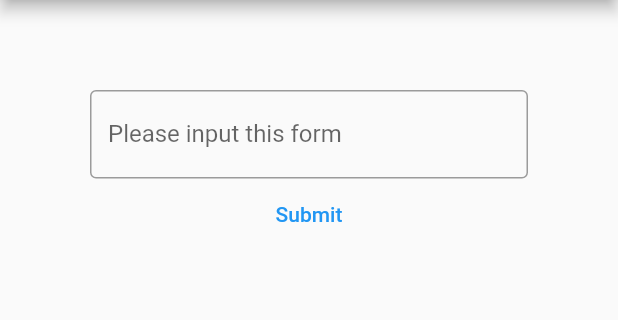
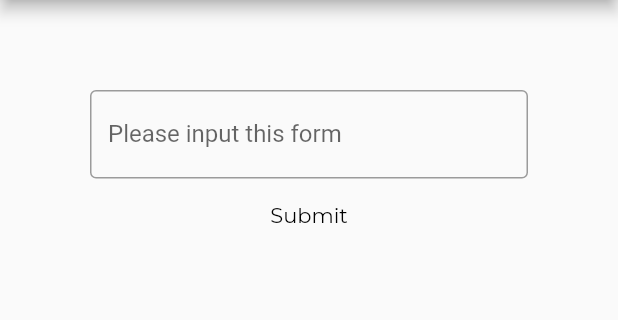
Before and after one commit to ppmasa8/cuneiform, a Flutter app: the screen it shows after launch, on a phone screen of 412 x 824 dp, the part 84-404 px from its top. Run offline on Flutter 3.47's test engine with Material 2 defaults, Android fonts, the light colour scheme and no system bars; drawn by our look-alikes of google_mobile_ads; our stand-ins replace google_fonts; network calls fail.

Commit message:
Fixed text

```diff
--- a/lib/view/utils/parts/text_form.dart
+++ b/lib/view/utils/parts/text_form.dart
@@ -1,5 +1,6 @@
 import 'package:cuneiform/translate.dart';
 import 'package:flutter/material.dart';
+import 'package:google_fonts/google_fonts.dart';
 
 class TextForm extends StatefulWidget {
   const TextForm({Key? key}) : super(key: key);
@@ -39,7 +40,11 @@ class _TextFormState extends State<TextForm> {
             },
           ),
           TextButton(
-            child: const Text('Submit'),
+            child: Text('Submit',
+                style: GoogleFonts.montserrat(
+                  color: Colors.black,
+                  fontWeight: FontWeight.w400,
+                )),
             onPressed: _updatePlainText,
           ),
           Text(
```
